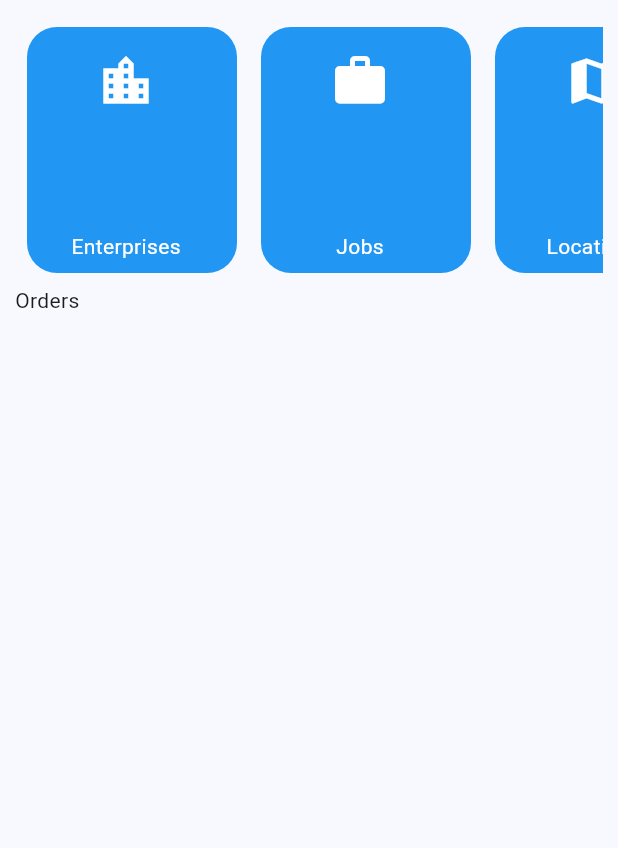
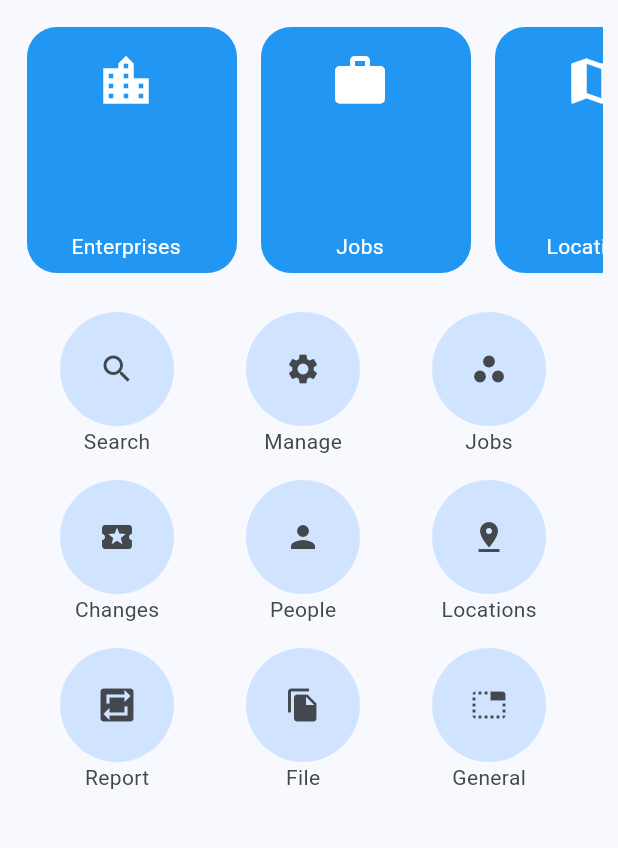
Before and after one commit to LeynnerRoque/appjobsflutter, a Flutter app: the screen it shows after launch, on a phone screen of 412 x 824 dp, the part 84-932 px from its top. Run offline on Flutter 3.47's test engine with Material 3 defaults, Android fonts, the light colour scheme and no system bars.

Commit message:
layout home finish

```diff
--- /dev/null
+++ b/lib/components/row-component.dart
@@ -0,0 +1,79 @@
+import 'package:flutter/material.dart';
+
+class RowComponent extends StatelessWidget {
+  final String label;
+  final String label2;
+  final String label3;
+  final Icon icon;
+  final Icon icon2;
+  final Icon icon3;
+  final Function() onpressed1;
+  final Function() onpressed2;
+  final Function() onpressed3;
+
+  RowComponent(
+      {Key? key,
+      required this.label,
+      required this.label2,
+      required this.label3,
+      required this.icon,
+      required this.icon2,
+      required this.icon3,
+      required this.onpressed1,
+      required this.onpressed2,
+      required this.onpressed3})
+      : super(key: key);
+
+  @override
+  Widget build(BuildContext context) {
+    return Row(
+      children: [
+        Expanded(
+            child: ListTile(
+          title: Center(
+            child: CircleAvatar(
+              radius: 38,
+              child: IconButton(
+                icon: icon,
+                onPressed: onpressed1,
+              ),
+            ),
+          ),
+          subtitle: Center(
+            child: Text(label),
+          ),
+        )),
+        Expanded(
+            child: ListTile(
+          title: Center(
+            child: CircleAvatar(
+              radius: 38,
+              child: IconButton(
+                icon: icon2,
+                onPressed: onpressed2,
+              ),
+            ),
+          ),
+          subtitle: Center(
+            child: Text(label2),
+          ),
+        )),
+        Expanded(
+            child: ListTile(
+          title: Center(
+            child: CircleAvatar(
+              radius: 38,
+              child: IconButton(
+                icon: icon3,
+                onPressed: onpressed3,
+              ),
+            ),
+          ),
+          subtitle: Center(
+            child: Text(label3),
+          ),
+        ))
+      ],
+    );
+  }
+}
--- /dev/null
+++ b/lib/components/row-header-component.dart
@@ -0,0 +1,125 @@
+import 'package:flutter/material.dart';
+
+class RowHeaderComponent extends StatelessWidget {
+
+
+  @override
+  Widget build(BuildContext context) {
+    return Row(
+                    children: [
+                      Expanded(
+                          child: Container(
+                        height: 180,
+                        width: double.infinity,
+                        child: ListView(
+                          scrollDirection: Axis.horizontal,
+                          children: [
+                            Padding(
+                              padding: const EdgeInsets.all(8.0),
+                              child: InkWell(
+                                child: Container(
+                                  width: 140,
+                                  height: 60,
+                                  decoration: BoxDecoration(
+                                      borderRadius: BorderRadius.circular(20),
+                                      color: Colors.blue),
+                                  child: ListTile(
+                                    title: IconButton(
+                                        onPressed: () {},
+                                        icon: Icon(
+                                          Icons.location_city,
+                                          size: 40,
+                                          color: Colors.white,
+                                        )),
+                                    subtitle: Center(
+                                      child: Text("Enterprises",
+                                          style:
+                                              TextStyle(color: Colors.white)),
+                                    ),
+                                  ),
+                                ),
+                              ),
+                            ),
+                            Padding(
+                              padding: const EdgeInsets.all(8.0),
+                              child: InkWell(
+                                child: Container(
+                                  width: 140,
+                                  height: 60,
+                                  decoration: BoxDecoration(
+                                      borderRadius: BorderRadius.circular(20),
+                                      color: Colors.blue),
+                                  child: ListTile(
+                                    title: IconButton(
+                                        onPressed: () {},
+                                        icon: Icon(Icons.work,
+                                            size: 40, color: Colors.white)),
+                                    subtitle: Center(
+                                      child: Text("Jobs",
+                                          style:
+                                              TextStyle(color: Colors.white)),
+                                    ),
+                                  ),
+                                ),
+                              ),
+                            ),
+                            Padding(
+                              padding: const EdgeInsets.all(8.0),
+                              child: InkWell(
+                                child: Container(
+                                  width: 140,
+                                  height: 60,
+                                  decoration: BoxDecoration(
+                                      borderRadius: BorderRadius.circular(20),
+                                      color: Colors.blue),
+                                  child: ListTile(
+                                    title: IconButton(
+                                        onPressed: () {},
+                                        icon: Icon(
+                                          Icons.map,
+                                          size: 40,
+                                          color: Colors.white,
+                                        )),
+                                    subtitle: Center(
+                                      child: Text("Locations",
+                                          style:
+                                              TextStyle(color: Colors.white)),
+                                    ),
+                                  ),
+                                ),
+                              ),
+                            ),
+                            Padding(
+                              padding: const EdgeInsets.all(8.0),
+                              child: InkWell(
+                                child: Container(
+                                  width: 140,
+                                  height: 60,
+                                  decoration: BoxDecoration(
+                                      borderRadius: BorderRadius.circular(20),
+                                      color: Colors.blue),
+                                  child: ListTile(
+                                    title: IconButton(
+                                        onPressed: () {},
+                                        icon: Icon(
+                                          Icons.people,
+                                          size: 40,
+                                          color: Colors.white,
+                                        )),
+                                    subtitle: Center(
+                                      child: Text(
+                                        "Peoples",
+                                        style: TextStyle(color: Colors.white),
+                                      ),
+                                    ),
+                                  ),
+                                ),
+                              ),
+                            )
+                          ],
+                        ),
+                      ))
+                    ],
+                  );
+  }
+}
--- a/lib/home/home.dart
+++ b/lib/home/home.dart
@@ -1,3 +1,5 @@
+import 'package:appjobsflutter/components/row-component.dart';
+import 'package:appjobsflutter/components/row-header-component.dart';
 import 'package:appjobsflutter/home/cadastros/add-location.dart';
 import 'package:appjobsflutter/home/lists/all-enterprises.dart';
 import 'package:appjobsflutter/home/lists/all-jobs.dart';
@@ -115,127 +117,56 @@ class _HomePageState extends State<HomePage> {
               width: double.infinity,
               child: Column(
                 children: [
+                  //Menu Header
+                  RowHeaderComponent(),
+
                   Row(
                     children: [
                       Expanded(
                           child: Container(
-                        height: 180,
-                        width: double.infinity,
-                        child: ListView(
-                          scrollDirection: Axis.horizontal,
-                          children: [
-                            Padding(
-                              padding: const EdgeInsets.all(8.0),
-                              child: InkWell(
-                                child: Container(
-                                  width: 140,
-                                  height: 60,
-                                  decoration: BoxDecoration(
-                                      borderRadius: BorderRadius.circular(20),
-                                      color: Colors.blue),
-                                  child: ListTile(
-                                    title: IconButton(
-                                        onPressed: () {},
-                                        icon: Icon(
-                                          Icons.location_city,
-                                          size: 40,
-                                          color: Colors.white,
-                                        )),
-                                    subtitle: Center(
-                                      child: Text("Enterprises",
-                                          style:
-                                              TextStyle(color: Colors.white)),
-                                    ),
-                                  ),
-                                ),
-                              ),
-                            ),
-                            Padding(
-                              padding: const EdgeInsets.all(8.0),
-                              child: InkWell(
-                                child: Container(
-                                  width: 140,
-                                  height: 60,
-                                  decoration: BoxDecoration(
-                                      borderRadius: BorderRadius.circular(20),
-                                      color: Colors.blue),
-                                  child: ListTile(
-                                    title: IconButton(
-                                        onPressed: () {},
-                                        icon: Icon(Icons.work,
-                                            size: 40, color: Colors.white)),
-                                    subtitle: Center(
-                                      child: Text("Jobs",
-                                          style:
-                                              TextStyle(color: Colors.white)),
-                                    ),
-                                  ),
-                                ),
-                              ),
-                            ),
-                            Padding(
-                              padding: const EdgeInsets.all(8.0),
-                              child: InkWell(
-                                child: Container(
-                                  width: 140,
-                                  height: 60,
-                                  decoration: BoxDecoration(
-                                      borderRadius: BorderRadius.circular(20),
-                                      color: Colors.blue),
-                                  child: ListTile(
-                                    title: IconButton(
-                                        onPressed: () {},
-                                        icon: Icon(
-                                          Icons.map,
-                                          size: 40,
-                                          color: Colors.white,
-                                        )),
-                                    subtitle: Center(
-                                      child: Text("Locations",
-                                          style:
-                                              TextStyle(color: Colors.white)),
-                                    ),
-                                  ),
-                                ),
-                              ),
-                            ),
-                            Padding(
-                              padding: const EdgeInsets.all(8.0),
-                              child: InkWell(
-                                child: Container(
-                                  width: 140,
-                                  height: 60,
-                                  decoration: BoxDecoration(
-                                      borderRadius: BorderRadius.circular(20),
-                                      color: Colors.blue),
-                                  child: ListTile(
-                                    title: IconButton(
-                                        onPressed: () {},
-                                        icon: Icon(
-                                          Icons.people,
-                                          size: 40,
-                                          color: Colors.white,
-                                        )),
-                                    subtitle: Center(
-                                      child: Text(
-                                        "Peoples",
-                                        style: TextStyle(color: Colors.white),
-                                      ),
-                                    ),
-                                  ),
-                                ),
-                              ),
-                            )
-                          ],
+                        padding: EdgeInsets.all(10),
+                        child: Container(
+                         // height: 800,
+                          width: 500,
+                          child: Column(
+                            children: [
+                              RowComponent(
+                                  label: "Search",
+                                  label2: "Manage",
+                                  label3: "Jobs",
+                                  icon: Icon(Icons.search),
+                                  icon2: Icon(Icons.settings),
+                                  icon3: Icon(Icons.workspaces_filled),
+                                  onpressed1: () {},
+                                  onpressed2: () {},
+                                  onpressed3: () {}),
+
+                              //Line Middle Menu
+                              RowComponent(
+                                  label: "Changes",
+                                  label2: "People",
+                                  label3: "Locations",
+                                  icon: Icon(Icons.local_activity),
+                                  icon2: Icon(Icons.person),
+                                  icon3: Icon(Icons.pin_drop),
+                                  onpressed1: () {},
+                                  onpressed2: () {},
+                                  onpressed3: () {}),
+
+                              //Line Down Menu
+                              RowComponent(
+                                  label: "Report",
+                                  label2: "File",
+                                  label3: "General",
+                                  icon: Icon(Icons.repeat_on),
+                                  icon2: Icon(Icons.file_copy),
+                                  icon3: Icon(Icons.tab_unselected),
+                                  onpressed1: () {},
+                                  onpressed2: () {},
+                                  onpressed3: () {})
+                            ],
+                          ),
                         ),
-                      )
-                      )
-                    ],
-                  ),
-                  Row(
-                    children: [
-                      Expanded(child: Container(
-                        child: Text("Orders"),
                       ))
                     ],
                   )
```
